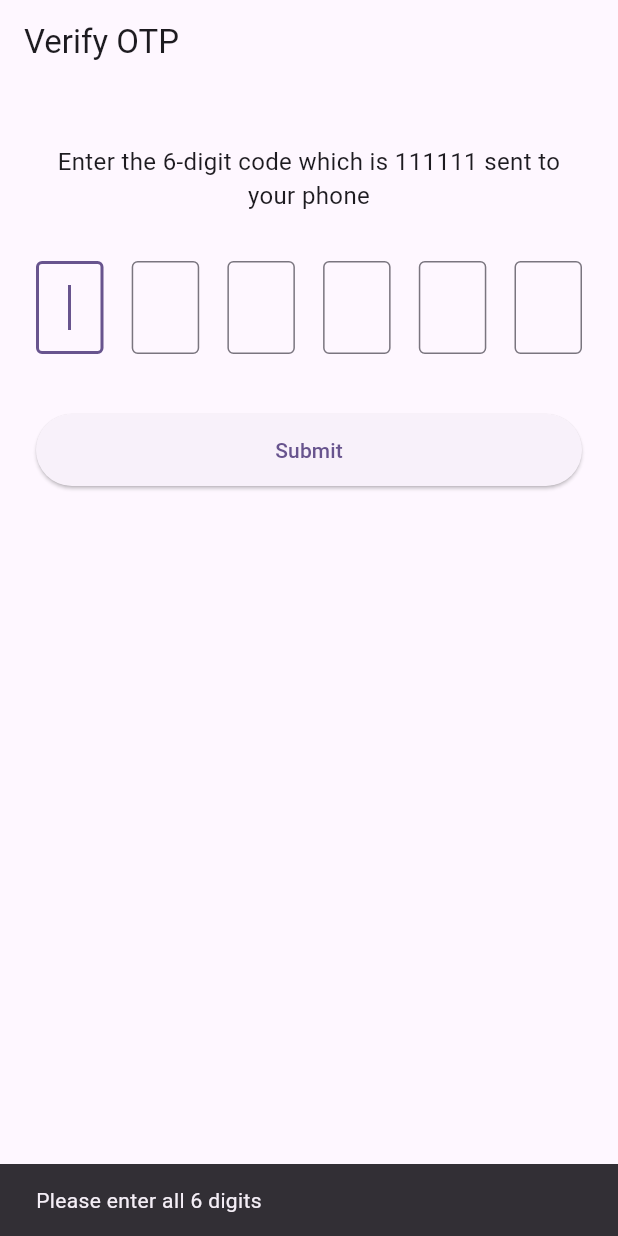
After one commit to pritesh4333/FlutterCleanArchitectureRiverpod, a Flutter app: the OtpScreen screen opened by its route, after a tap on "Submit", on a phone screen of 412 x 824 dp. The commit adds this screen. Run offline on Flutter 3.47's test engine with Material 3 defaults, Android fonts, the phone set to English and light mode, and no system bars; our stand-ins replace dio, flutter_riverpod, fpdart, go_router; missing offline and left inert: asn1lib, encrypt, pointycastle.

Commit message:
add exit confirmation popup and add otp validation screen

```diff
--- a/lib/core/router/app_router.dart
+++ b/lib/core/router/app_router.dart
@@ -2,6 +2,7 @@ import 'package:flutter/material.dart';
 import 'package:go_router/go_router.dart';
 import 'package:flutter_riverpod/flutter_riverpod.dart';
 import 'package:stockholding/features/HomeScreen/presentation/screens/HomeScreen.dart';
+import 'package:stockholding/features/login/presentation/screens/OtpScreen.dart';
 
 import '../../features/login/presentation/controllers/authenticate_controller.dart';
 import '../../features/login/presentation/screens/LoginScreen.dart';
@@ -30,6 +31,10 @@ final appRouterProvider = Provider<GoRouter>((ref) {
       GoRoute(
         path: RouteNames.login,
         builder: (context, state) => const LoginScreen(),
+      ),
+      GoRoute(
+        path: RouteNames.otpscreen,
+        builder: (context, state) => const OtpScreen(),
       ),
       GoRoute(
         path: RouteNames.homescreen,
--- a/lib/core/router/route_names.dart
+++ b/lib/core/router/route_names.dart
@@ -2,6 +2,7 @@ class RouteNames {
   RouteNames._();
 
   static const login = '/';
+  static const otpscreen = '/otp';
   static const watchlist = '/watchlist';
   static const orderbook= '/orderbook';
   static const sipbook= '/sipbook';
--- /dev/null
+++ b/lib/features/homeScreen/presentation/provider/exit_provider.dart
@@ -0,0 +1,6 @@
+// presentation/providers/exit_provider.dart
+import 'package:flutter_riverpod/flutter_riverpod.dart';
+
+
+// Tracks whether the confirmation dialog is currently showing
+final exitDialogVisibleProvider = StateProvider<bool>((ref) => false);
--- /dev/null
+++ b/lib/features/login/data/repository/otp_repository_impl.dart
@@ -0,0 +1,15 @@
+// data/repositories/otp_repository_impl.dart
+
+import '../../domain/repository/otp_repository.dart';
+
+class OtpRepositoryImpl implements OtpRepository {
+  static const String _hardcodedOtp = '111111';
+
+  @override
+  Future<bool> verifyOtp(String otp) async {
+    // Simulate network delay — swap this whole method body
+    // for a real API call later without touching the UI/controller.
+    await Future.delayed(const Duration(milliseconds: 600));
+    return otp == _hardcodedOtp;
+  }
+}
--- /dev/null
+++ b/lib/features/login/domain/repository/otp_repository.dart
@@ -0,0 +1,4 @@
+// domain/repositories/otp_repository.dart
+abstract class OtpRepository {
+  Future<bool> verifyOtp(String otp);
+}
--- /dev/null
+++ b/lib/features/login/domain/usecase/verify_otp_usecase.dart
@@ -0,0 +1,12 @@
+// domain/usecases/verify_otp_usecase.dart
+
+import '../repository/otp_repository.dart';
+
+class VerifyOtpUseCase {
+  final OtpRepository repository;
+  VerifyOtpUseCase(this.repository);
+
+  Future<bool> call(String otp) {
+    return repository.verifyOtp(otp);
+  }
+}
--- /dev/null
+++ b/lib/features/login/presentation/controllers/otp_controller.dart
@@ -0,0 +1,32 @@
+// presentation/controllers/otp_controller.dart
+import 'package:flutter_riverpod/flutter_riverpod.dart';
+
+import '../../domain/usecase/verify_otp_usecase.dart';
+
+// state: null = idle, true = success, false = invalid otp (shown via AsyncError instead)
+class OtpController extends StateNotifier<AsyncValue<bool?>> {
+  final VerifyOtpUseCase _verifyOtpUseCase;
+
+  OtpController(this._verifyOtpUseCase) : super(const AsyncData(null));
+
+  Future<void> submitOtp(String otp) async {
+    if (otp.length != 6) {
+      state = AsyncError('Please enter all 6 digits', StackTrace.current);
+      return;
+    }
+
+    state = const AsyncLoading();
+
+    final isValid = await _verifyOtpUseCase(otp);
+
+    if (isValid) {
+      state = const AsyncData(true);
+    } else {
+      state = AsyncError('Invalid OTP. Please try again.', StackTrace.current);
+    }
+  }
+
+  void reset() {
+    state = const AsyncData(null);
+  }
+}
--- /dev/null
+++ b/lib/features/login/presentation/provider/otp_providers.dart
@@ -0,0 +1,19 @@
+// presentation/providers/otp_providers.dart
+import 'package:flutter_riverpod/flutter_riverpod.dart';
+   import '../../data/repository/otp_repository_impl.dart';
+import '../../domain/repository/otp_repository.dart';
+import '../../domain/usecase/verify_otp_usecase.dart';
+import '../controllers/otp_controller.dart';
+
+final otpRepositoryProvider = Provider<OtpRepository>((ref) {
+  return OtpRepositoryImpl();
+});
+
+final verifyOtpUseCaseProvider = Provider<VerifyOtpUseCase>((ref) {
+  return VerifyOtpUseCase(ref.watch(otpRepositoryProvider));
+});
+
+final otpControllerProvider =
+StateNotifierProvider.autoDispose<OtpController, AsyncValue<bool?>>((ref) {
+  return OtpController(ref.watch(verifyOtpUseCaseProvider));
+});
--- a/lib/features/login/presentation/screens/LoginScreen.dart
+++ b/lib/features/login/presentation/screens/LoginScreen.dart
@@ -150,7 +150,7 @@ class _LoginScreenState extends ConsumerState<LoginScreen> {
             dob=_dobController.text.trim();
             tokenID=authResult.decryptedTokenId;
             iV=authResult.decryptedAesKey;
-            context.push(RouteNames.homescreen);
+            context.push(RouteNames.otpscreen);
 
           }
         },
--- /dev/null
+++ b/lib/features/login/presentation/screens/OtpScreen.dart
@@ -0,0 +1,130 @@
+ import 'package:flutter/material.dart';
+import 'package:flutter/services.dart';
+import 'package:flutter_riverpod/flutter_riverpod.dart';
+import 'package:go_router/go_router.dart';
+import '../provider/otp_providers.dart';
+
+class OtpScreen extends ConsumerStatefulWidget {
+  const OtpScreen({super.key});
+
+  @override
+  ConsumerState<OtpScreen> createState() => _OtpScreenState();
+}
+
+class _OtpScreenState extends ConsumerState<OtpScreen> {
+  final List<TextEditingController> _controllers =
+  List.generate(6, (_) => TextEditingController());
+  final List<FocusNode> _focusNodes = List.generate(6, (_) => FocusNode());
+
+  @override
+  void dispose() {
+    for (final c in _controllers) {
+      c.dispose();
+    }
+    for (final f in _focusNodes) {
+      f.dispose();
+    }
+    super.dispose();
+  }
+
+  String get _enteredOtp => _controllers.map((c) => c.text).join();
+
+  void _onDigitChanged(String value, int index) {
+    if (value.isNotEmpty && index < 5) {
+      _focusNodes[index + 1].requestFocus();
+    }
+    if (value.isEmpty && index > 0) {
+      _focusNodes[index - 1].requestFocus();
+    }
+  }
+
+  void _submit() {
+    FocusScope.of(context).unfocus();
+    ref.read(otpControllerProvider.notifier).submitOtp(_enteredOtp);
+  }
+
+  @override
+  Widget build(BuildContext context) {
+    final otpState = ref.watch(otpControllerProvider);
+
+    // React to state changes: navigate on success, show snackbar on error
+    ref.listen<AsyncValue<bool?>>(otpControllerProvider, (previous, next) {
+      next.when(
+        data: (isVerified) {
+          if (isVerified == true) {
+            context.go('/homescreen'); // no back navigation, per your earlier setup
+          }
+        },
+        loading: () {},
+        error: (err, _) {
+          ScaffoldMessenger.of(context)
+            ..hideCurrentSnackBar()
+            ..showSnackBar(SnackBar(content: Text(err.toString())));
+          for (final c in _controllers) {
+            c.clear();
+          }
+          _focusNodes[0].requestFocus();
+        },
+      );
+    });
+
+    final isLoading = otpState.isLoading;
+
+    return Scaffold(
+      appBar: AppBar(title: const Text('Verify OTP')),
+      body: Center(
+        child: Padding(
+          padding: const EdgeInsets.symmetric(horizontal: 24, vertical: 40),
+          child: Column(
+            children: [
+              const Text(
+                'Enter the 6-digit code which is 111111 sent to your phone',
+                style: TextStyle(fontSize: 16),
+                textAlign: TextAlign.center,
+              ),
+              const SizedBox(height: 32),
+              Row(
+                mainAxisAlignment: MainAxisAlignment.spaceBetween,
+                children: List.generate(6, (index) {
+                  return SizedBox(
+                    width: 45,
+                    child: TextField(
+                      controller: _controllers[index],
+                      focusNode: _focusNodes[index],
+                      autofocus: index == 0,
+                      textAlign: TextAlign.center,
+                      keyboardType: TextInputType.number,
+                      maxLength: 1,
+                      style: const TextStyle(fontSize: 20),
+                      inputFormatters: [FilteringTextInputFormatter.digitsOnly],
+                      decoration: const InputDecoration(
+                        counterText: '',
+                        border: OutlineInputBorder(),
+                      ),
+                      onChanged: (value) => _onDigitChanged(value, index),
+                    ),
+                  );
+                }),
+              ),
+              const SizedBox(height: 40),
+              SizedBox(
+                width: double.infinity,
+                height: 48,
+                child: ElevatedButton(
+                  onPressed: isLoading ? null : _submit,
+                  child: isLoading
+                      ? const SizedBox(
+                    width: 20,
+                    height: 20,
+                    child: CircularProgressIndicator(strokeWidth: 2, color: Colors.white),
+                  )
+                      : const Text('Submit'),
+                ),
+              ),
+            ],
+          ),
+        ),
+      ),
+    );
+  }
+}
```
Also changed, not shown: lib/features/homeScreen/presentation/screens/ExitConfirmationWrapper.dart (added, +54 -0 lines), lib/features/homeScreen/presentation/screens/HomeScreen.dart (+21 -5 lines).
